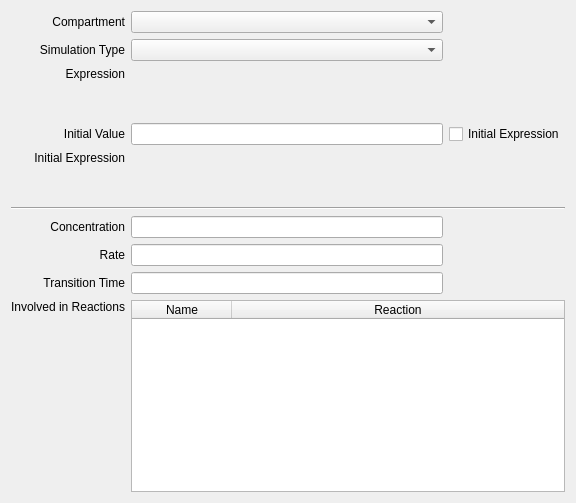
Before: the Qt Designer form copasi/UI/CQSpeciesDetail.ui in copasi/COPASI, drawn with Qt 5.
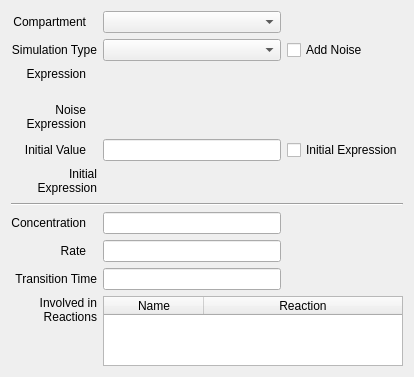
After: the same form once the commit is applied. Custom widgets are drawn as their Qt base class.

Commit message: Implemented GUI for adding noise to ODEs and reactions.

Diff of the .ui file:
```diff
--- a/copasi/UI/CQSpeciesDetail.ui
+++ b/copasi/UI/CQSpeciesDetail.ui
@@ -17,8 +17,8 @@
    <rect>
     <x>0</x>
     <y>0</y>
-    <width>576</width>
-    <height>503</height>
+    <width>400</width>
+    <height>357</height>
    </rect>
   </property>
   <property name="sizePolicy">
@@ -50,7 +50,7 @@
      </property>
     </widget>
    </item>
-   <item row="0" column="1">
+   <item row="0" column="2">
     <widget class="QComboBox" name="mpComboBoxCompartment">
      <property name="sizePolicy">
       <sizepolicy hsizetype="MinimumExpanding" vsizetype="Fixed">
@@ -60,7 +60,7 @@
      </property>
     </widget>
    </item>
-   <item row="1" column="0">
+   <item row="1" column="0" colspan="2">
     <widget class="QLabel" name="mpLblType">
      <property name="sizePolicy">
       <sizepolicy hsizetype="Preferred" vsizetype="Minimum">
@@ -79,7 +79,7 @@
      </property>
     </widget>
    </item>
-   <item row="1" column="1">
+   <item row="1" column="2">
     <widget class="QComboBox" name="mpComboBoxType">
      <property name="sizePolicy">
       <sizepolicy hsizetype="MinimumExpanding" vsizetype="Fixed">
@@ -89,6 +89,13 @@
      </property>
     </widget>
    </item>
+   <item row="1" column="3">
+    <widget class="QCheckBox" name="mpBoxAddNoise">
+     <property name="text">
+      <string>Add Noise</string>
+     </property>
+    </widget>
+   </item>
    <item row="2" column="0">
     <widget class="QLabel" name="mpLblExpression">
      <property name="sizePolicy">
@@ -108,7 +115,7 @@
      </property>
     </widget>
    </item>
-   <item row="2" column="1" colspan="2">
+   <item row="2" column="2" colspan="2">
     <widget class="CQExpressionMmlStackedWidget" name="mpExpressionEMW">
      <property name="minimumSize">
       <size>
@@ -124,6 +131,26 @@
     </widget>
    </item>
    <item row="3" column="0">
+    <widget class="QLabel" name="mpLblNoiseExpression">
+     <property name="sizePolicy">
+      <sizepolicy hsizetype="Preferred" vsizetype="Minimum">
+       <horstretch>0</horstretch>
+       <verstretch>0</verstretch>
+      </sizepolicy>
+     </property>
+     <property name="text">
+      <string>Noise
+Expression</string>
+     </property>
+     <property name="alignment">
+      <set>Qt::AlignRight|Qt::AlignTop|Qt::AlignTrailing</set>
+     </property>
+     <property name="wordWrap">
+      <bool>false</bool>
+     </property>
+    </widget>
+   </item>
+   <item row="4" column="0">
     <widget class="QLabel" name="mpLblInitialValue">
      <property name="sizePolicy">
       <sizepolicy hsizetype="Preferred" vsizetype="Preferred">
@@ -142,7 +169,7 @@
      </property>
     </widget>
    </item>
-   <item row="3" column="1">
+   <item row="4" column="2">
     <widget class="QLineEdit" name="mpEditInitialValue">
      <property name="sizePolicy">
       <sizepolicy hsizetype="MinimumExpanding" vsizetype="Preferred">
@@ -152,14 +179,14 @@
      </property>
     </widget>
    </item>
-   <item row="3" column="2">
+   <item row="4" column="3">
     <widget class="QCheckBox" name="mpBoxUseInitialExpression">
      <property name="text">
       <string>Initial Expression</string>
      </property>
     </widget>
    </item>
-   <item row="4" column="0">
+   <item row="5" column="0" colspan="2">
     <widget class="QLabel" name="mpLblInitialExpression">
      <property name="sizePolicy">
       <sizepolicy hsizetype="Preferred" vsizetype="Minimum">
@@ -178,7 +205,7 @@
      </property>
     </widget>
    </item>
-   <item row="4" column="1" colspan="2">
+   <item row="5" column="2" colspan="2">
     <widget class="CQExpressionMmlStackedWidget" name="mpInitialExpressionEMW">
      <property name="minimumSize">
       <size>
@@ -193,7 +220,7 @@
      <widget class="QWidget" name="page_4"/>
     </widget>
    </item>
-   <item row="5" column="0" colspan="3">
+   <item row="6" column="0" colspan="4">
     <widget class="Line" name="mpLine1">
      <property name="frameShape">
       <enum>QFrame::HLine</enum>
@@ -203,7 +230,7 @@
      </property>
     </widget>
    </item>
-   <item row="6" column="0">
+   <item row="7" column="0">
     <widget class="QLabel" name="mpLblValue">
      <property name="sizePolicy">
       <sizepolicy hsizetype="Preferred" vsizetype="Minimum">
@@ -222,7 +249,7 @@
      </property>
     </widget>
    </item>
-   <item row="6" column="1">
+   <item row="7" column="2">
     <widget class="QLineEdit" name="mpEditCurrentValue">
      <property name="sizePolicy">
       <sizepolicy hsizetype="MinimumExpanding" vsizetype="Preferred">
@@ -235,7 +262,7 @@
      </property>
     </widget>
    </item>
-   <item row="7" column="0">
+   <item row="8" column="0">
     <widget class="QLabel" name="mpLblRate">
      <property name="sizePolicy">
       <sizepolicy hsizetype="Preferred" vsizetype="Minimum">
@@ -254,7 +281,7 @@
      </property>
     </widget>
    </item>
-   <item row="7" column="1">
+   <item row="8" column="2">
     <widget class="QLineEdit" name="mpEditRate">
      <property name="sizePolicy">
       <sizepolicy hsizetype="MinimumExpanding" vsizetype="Preferred">
@@ -267,7 +294,7 @@
      </property>
     </widget>
    </item>
-   <item row="8" column="0">
+   <item row="9" column="0" colspan="2">
     <widget class="QLabel" name="mpLblTransitionTime">
      <property name="sizePolicy">
       <sizepolicy hsizetype="Preferred" vsizetype="Minimum">
@@ -286,7 +313,7 @@
      </property>
     </widget>
    </item>
-   <item row="8" column="1">
+   <item row="9" column="2">
     <widget class="QLineEdit" name="mpEditTransitionTime">
      <property name="sizePolicy">
       <sizepolicy hsizetype="MinimumExpanding" vsizetype="Preferred">
@@ -299,7 +326,7 @@
      </property>
     </widget>
    </item>
-   <item row="9" column="0">
+   <item row="10" column="0" colspan="2">
     <widget class="QLabel" name="mpLblReactions">
      <property name="sizePolicy">
       <sizepolicy hsizetype="Preferred" vsizetype="Minimum">
@@ -321,7 +348,7 @@
      </property>
     </widget>
    </item>
-   <item row="9" column="1" colspan="2">
+   <item row="10" column="2" colspan="2">
     <widget class="QTableWidget" name="mpReactionTable">
      <property name="alternatingRowColors">
       <bool>true</bool>
@@ -356,6 +383,27 @@
      </column>
     </widget>
    </item>
+   <item row="3" column="2" colspan="2">
+    <widget class="CQExpressionMmlStackedWidget" name="mpNoiseExpressionWidget">
+     <property name="sizePolicy">
+      <sizepolicy hsizetype="Preferred" vsizetype="Preferred">
+       <horstretch>0</horstretch>
+       <verstretch>0</verstretch>
+      </sizepolicy>
+     </property>
+     <property name="minimumSize">
+      <size>
+       <width>300</width>
+       <height>30</height>
+      </size>
+     </property>
+     <property name="currentIndex">
+      <number>1</number>
+     </property>
+     <widget class="QWidget" name="page_9"/>
+     <widget class="QWidget" name="page_10"/>
+    </widget>
+   </item>
   </layout>
  </widget>
  <layoutdefault spacing="6" margin="11"/>
```
Left out of the diff: 16 changed lines with no effect on the pictures. The commit also changes 26 other files.
